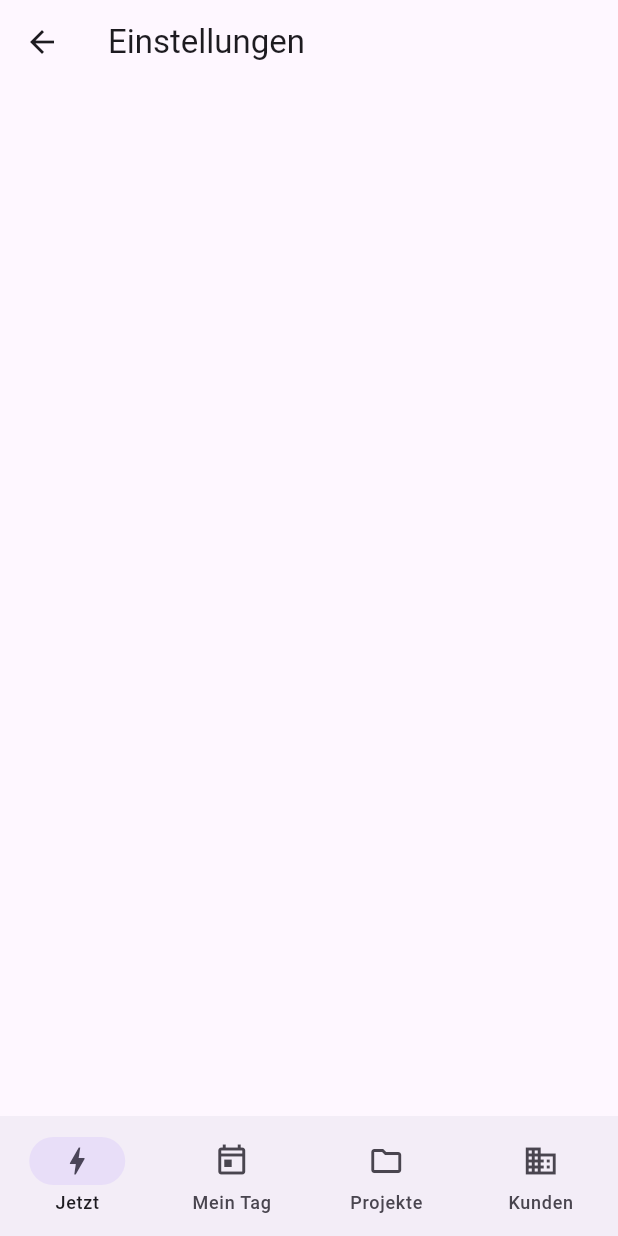
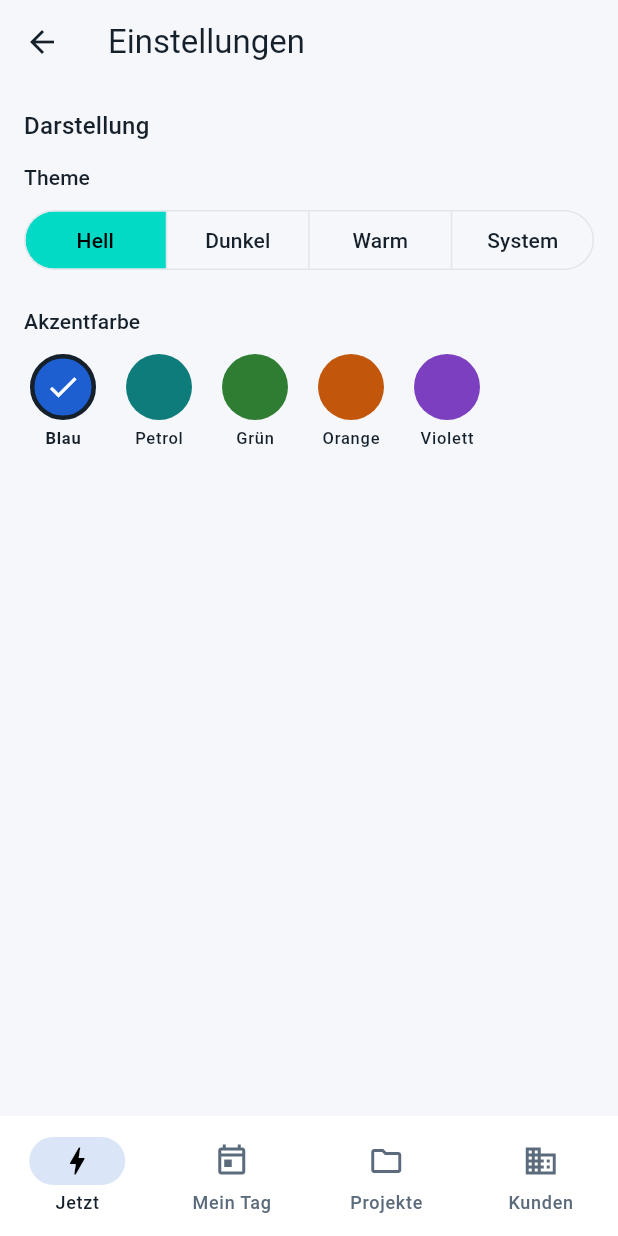
Before and after one commit to Fenron-dev/Quest-Log, a Flutter app: the screen it shows after launch, after a tap on the "settings" icon, on a phone screen of 412 x 824 dp. Run offline on Flutter 3.47's test engine with Material 3 defaults, Android fonts, the phone set to English and light mode, and no system bars; our stand-ins replace drift, drift_flutter, flutter_riverpod, go_router; accounts and stored records are empty; generated files the repository leaves out were written again.

Commit message:
feat(app): add light, dark and warm themes with selectable accent
Theme and accent are chosen in settings and persisted in the local
database via a Riverpod AsyncNotifier. Widget tests use an in-memory
database.

Co-Authored-By: Claude Opus 5.5 <noreply@anthropic.com>

```diff
--- a/app/lib/app.dart
+++ b/app/lib/app.dart
@@ -2,14 +2,21 @@ import 'package:flutter/material.dart';
 import 'package:flutter_riverpod/flutter_riverpod.dart';
 
 import 'core/routing/router.dart';
+import 'core/theme/app_theme.dart';
+import 'core/theme/theme_settings.dart';
 
 class QuestLogApp extends ConsumerWidget {
   const QuestLogApp({super.key});
 
   @override
   Widget build(BuildContext context, WidgetRef ref) {
+    final settings =
+        ref.watch(themeSettingsProvider).value ?? const ThemeSettings();
     return MaterialApp.router(
       title: 'Quest-Log',
+      theme: AppTheme.lightFor(settings.theme, settings.accent),
+      darkTheme: AppTheme.dark(settings.accent),
+      themeMode: AppTheme.modeFor(settings.theme),
       routerConfig: ref.watch(routerProvider),
     );
   }
--- /dev/null
+++ b/app/lib/core/database/database_provider.dart
@@ -0,0 +1,9 @@
+import 'package:flutter_riverpod/flutter_riverpod.dart';
+
+import 'app_database.dart';
+
+final databaseProvider = Provider<AppDatabase>((ref) {
+  final db = AppDatabase();
+  ref.onDispose(db.close);
+  return db;
+});
--- /dev/null
+++ b/app/lib/core/theme/app_theme.dart
@@ -0,0 +1,145 @@
+import 'package:flutter/material.dart';
+
+enum ThemeChoice {
+  light('Hell'),
+  dark('Dunkel'),
+  warm('Warm'),
+  system('System');
+
+  const ThemeChoice(this.label);
+  final String label;
+}
+
+enum AccentChoice {
+  blue('Blau', Color(0xFF1D5FD1)),
+  teal('Petrol', Color(0xFF0E7C7B)),
+  green('Grün', Color(0xFF2E7D32)),
+  orange('Orange', Color(0xFFC2570C)),
+  purple('Violett', Color(0xFF7B3FBF));
+
+  const AccentChoice(this.label, this.color);
+  final String label;
+  final Color color;
+}
+
+class _Palette {
+  const _Palette({
+    required this.brightness,
+    required this.background,
+    required this.card,
+    required this.border,
+    required this.text,
+    required this.mutedText,
+  });
+
+  final Brightness brightness;
+  final Color background;
+  final Color card;
+  final Color border;
+  final Color text;
+  final Color mutedText;
+}
+
+const _light = _Palette(
+  brightness: Brightness.light,
+  background: Color(0xFFF5F7FA),
+  card: Color(0xFFFFFFFF),
+  border: Color(0xFFE1E6EC),
+  text: Color(0xFF15202B),
+  mutedText: Color(0xFF5B6B7C),
+);
+
+const _dark = _Palette(
+  brightness: Brightness.dark,
+  background: Color(0xFF0F1419),
+  card: Color(0xFF1A2128),
+  border: Color(0xFF2C3640),
+  text: Color(0xFFE7ECF1),
+  mutedText: Color(0xFF9AA8B5),
+);
+
+const _warm = _Palette(
+  brightness: Brightness.light,
+  background: Color(0xFFF7F2EA),
+  card: Color(0xFFFFFCF7),
+  border: Color(0xFFE6DCCD),
+  text: Color(0xFF2B2118),
+  mutedText: Color(0xFF6E5F50),
+);
+
+abstract final class AppTheme {
+  /// Minimum size for interactive elements.
+  static const double minTapTarget = 44;
+
+  static ThemeData light(AccentChoice accent) => _build(_light, accent.color);
+
+  static ThemeData warm(AccentChoice accent) => _build(_warm, accent.color);
+
+  static ThemeData dark(AccentChoice accent) =>
+      _build(_dark, _lighten(accent.color));
+
+  /// Light variant used as `theme` for the given choice.
+  static ThemeData lightFor(ThemeChoice choice, AccentChoice accent) =>
+      choice == ThemeChoice.warm ? warm(accent) : light(accent);
+
+  static ThemeMode modeFor(ThemeChoice choice) => switch (choice) {
+    ThemeChoice.light || ThemeChoice.warm => ThemeMode.light,
+    ThemeChoice.dark => ThemeMode.dark,
+    ThemeChoice.system => ThemeMode.system,
+  };
+
+  static Color _lighten(Color color) {
+    final hsl = HSLColor.fromColor(color);
+    return hsl.lightness >= 0.65 ? color : hsl.withLightness(0.65).toColor();
+  }
+
+  static ThemeData _build(_Palette p, Color accent) {
+    final isDark = p.brightness == Brightness.dark;
+    final onAccent =
+        ThemeData.estimateBrightnessForColor(accent) == Brightness.dark
+        ? Colors.white
+        : Colors.black;
+    final scheme =
+        (isDark ? const ColorScheme.dark() : const ColorScheme.light())
+            .copyWith(
+              primary: accent,
+              onPrimary: onAccent,
+              secondary: accent,
+              onSecondary: onAccent,
+              surface: p.card,
+              onSurface: p.text,
+              onSurfaceVariant: p.mutedText,
+              surfaceContainerLowest: p.background,
+              surfaceContainer: p.card,
+              outline: p.border,
+              outlineVariant: p.border,
+            );
+
+    return ThemeData(
+      useMaterial3: true,
+      brightness: p.brightness,
+      colorScheme: scheme,
+      scaffoldBackgroundColor: p.background,
+      materialTapTargetSize: MaterialTapTargetSize.padded,
+      appBarTheme: AppBarTheme(
+        backgroundColor: p.background,
+        foregroundColor: p.text,
+        elevation: 0,
+        scrolledUnderElevation: 0,
+      ),
+      cardTheme: CardThemeData(
+        color: p.card,
+        elevation: 0,
+        shape: RoundedRectangleBorder(
+          borderRadius: BorderRadius.circular(12),
+          side: BorderSide(color: p.border),
+        ),
+      ),
+      dividerTheme: DividerThemeData(color: p.border),
+      navigationBarTheme: NavigationBarThemeData(
+        backgroundColor: p.card,
+        indicatorColor: accent.withValues(alpha: 0.16),
+      ),
+    );
+  }
+}
--- /dev/null
+++ b/app/lib/core/theme/theme_settings.dart
@@ -0,0 +1,60 @@
+import 'package:flutter_riverpod/flutter_riverpod.dart';
+
+import '../database/database_provider.dart';
+import 'app_theme.dart';
+
+class ThemeSettings {
+  const ThemeSettings({
+    this.theme = ThemeChoice.light,
+    this.accent = AccentChoice.blue,
+  });
+
+  final ThemeChoice theme;
+  final AccentChoice accent;
+
+  ThemeSettings copyWith({ThemeChoice? theme, AccentChoice? accent}) =>
+      ThemeSettings(theme: theme ?? this.theme, accent: accent ?? this.accent);
+}
+
+const _themeKey = 'theme';
+const _accentKey = 'accent';
+
+T _byName<T extends Enum>(List<T> values, String? name, T fallback) =>
+    values.firstWhere((v) => v.name == name, orElse: () => fallback);
+
+class ThemeSettingsNotifier extends AsyncNotifier<ThemeSettings> {
+  @override
+  Future<ThemeSettings> build() async {
+    final db = ref.watch(databaseProvider);
+    const defaults = ThemeSettings();
+    return ThemeSettings(
+      theme: _byName(
+        ThemeChoice.values,
+        await db.readSetting(_themeKey),
+        defaults.theme,
+      ),
+      accent: _byName(
+        AccentChoice.values,
+        await db.readSetting(_accentKey),
+        defaults.accent,
+      ),
+    );
+  }
+
+  Future<void> setTheme(ThemeChoice theme) async {
+    final current = state.value ?? const ThemeSettings();
+    state = AsyncData(current.copyWith(theme: theme));
+    await ref.read(databaseProvider).writeSetting(_themeKey, theme.name);
+  }
+
+  Future<void> setAccent(AccentChoice accent) async {
+    final current = state.value ?? const ThemeSettings();
+    state = AsyncData(current.copyWith(accent: accent));
+    await ref.read(databaseProvider).writeSetting(_accentKey, accent.name);
+  }
+}
+
+final themeSettingsProvider =
+    AsyncNotifierProvider<ThemeSettingsNotifier, ThemeSettings>(
+      ThemeSettingsNotifier.new,
+    );
--- a/app/lib/features/settings/settings_screen.dart
+++ b/app/lib/features/settings/settings_screen.dart
@@ -1,13 +1,113 @@
 import 'package:flutter/material.dart';
+import 'package:flutter_riverpod/flutter_riverpod.dart';
 
-class SettingsScreen extends StatelessWidget {
+import '../../core/theme/app_theme.dart';
+import '../../core/theme/theme_settings.dart';
+
+class SettingsScreen extends ConsumerWidget {
   const SettingsScreen({super.key});
 
   @override
-  Widget build(BuildContext context) {
+  Widget build(BuildContext context, WidgetRef ref) {
+    final settings =
+        ref.watch(themeSettingsProvider).value ?? const ThemeSettings();
+    final notifier = ref.read(themeSettingsProvider.notifier);
+    final textTheme = Theme.of(context).textTheme;
+
     return Scaffold(
       appBar: AppBar(title: const Text('Einstellungen')),
-      body: const SizedBox.expand(),
+      body: ListView(
+        padding: const EdgeInsets.all(16),
+        children: [
+          Text('Darstellung', style: textTheme.titleMedium),
+          const SizedBox(height: 12),
+          Text('Theme', style: textTheme.labelLarge),
+          const SizedBox(height: 8),
+          SegmentedButton<ThemeChoice>(
+            showSelectedIcon: false,
+            segments: [
+              for (final choice in ThemeChoice.values)
+                ButtonSegment(value: choice, label: Text(choice.label)),
+            ],
+            selected: {settings.theme},
+            onSelectionChanged: (s) => notifier.setTheme(s.first),
+          ),
+          const SizedBox(height: 20),
+          Text('Akzentfarbe', style: textTheme.labelLarge),
+          const SizedBox(height: 8),
+          Wrap(
+            spacing: 12,
+            runSpacing: 12,
+            children: [
+              for (final accent in AccentChoice.values)
+                _AccentButton(
+                  accent: accent,
+                  selected: accent == settings.accent,
+                  onTap: () => notifier.setAccent(accent),
+                ),
+            ],
+          ),
+        ],
+      ),
     );
   }
 }
+
+class _AccentButton extends StatelessWidget {
+  const _AccentButton({
+    required this.accent,
+    required this.selected,
+    required this.onTap,
+  });
+
+  final AccentChoice accent;
+  final bool selected;
+  final VoidCallback onTap;
+
+  @override
+  Widget build(BuildContext context) {
+    final onColor =
+        ThemeData.estimateBrightnessForColor(accent.color) == Brightness.dark
+        ? Colors.white
+        : Colors.black;
+    // Selection is shown by a check mark and the label, not by colour alone.
+    return Semantics(
+      button: true,
+      selected: selected,
+      label: accent.label,
+      child: InkWell(
+        onTap: onTap,
+        borderRadius: BorderRadius.circular(8),
+        child: Padding(
+          padding: const EdgeInsets.all(4),
+          child: Column(
+            mainAxisSize: MainAxisSize.min,
+            children: [
+              Container(
+                width: AppTheme.minTapTarget,
+                height: AppTheme.minTapTarget,
+                decoration: BoxDecoration(
+                  color: accent.color,
+                  shape: BoxShape.circle,
+                  border: Border.all(
+                    color: Theme.of(context).colorScheme.onSurface,
+                    width: selected ? 3 : 0,
+                    style: selected ? BorderStyle.solid : BorderStyle.none,
+                  ),
+                ),
+                child: selected ? Icon(Icons.check, color: onColor) : null,
+              ),
+              const SizedBox(height: 4),
+              Text(
+                accent.label,
+                style: Theme.of(context).textTheme.labelSmall?.copyWith(
+                  fontWeight: selected ? FontWeight.bold : null,
+                ),
+              ),
+            ],
+          ),
+        ),
+      ),
+    );
+  }
+}
```
Also changed, not shown: 2 other files.
